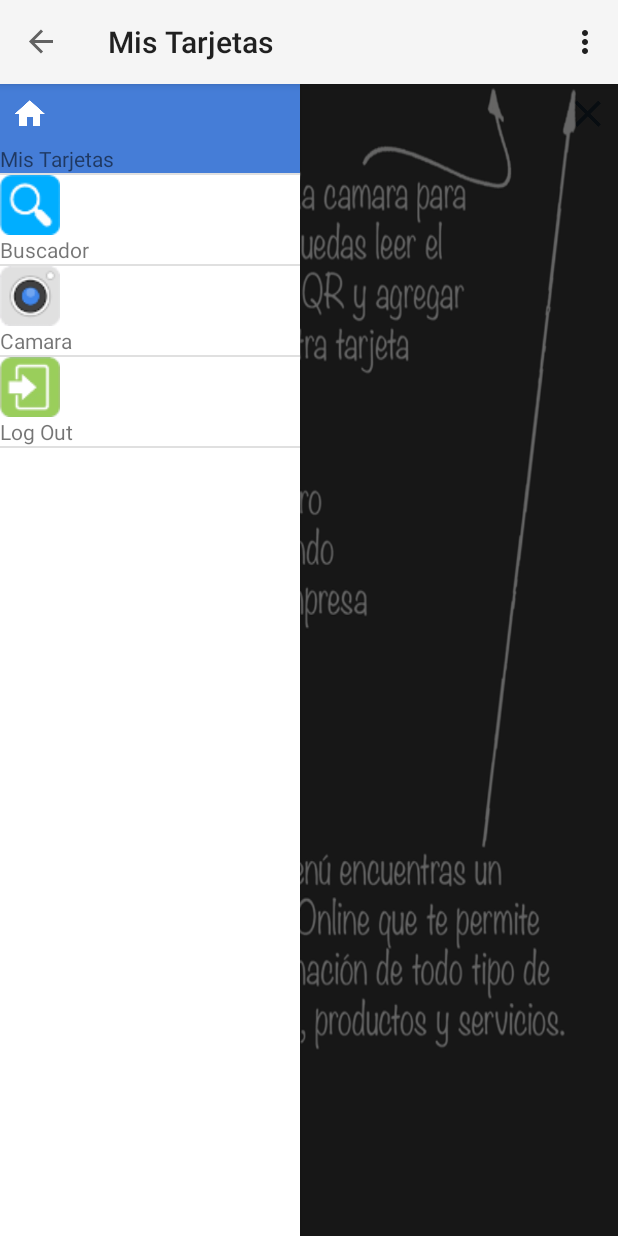
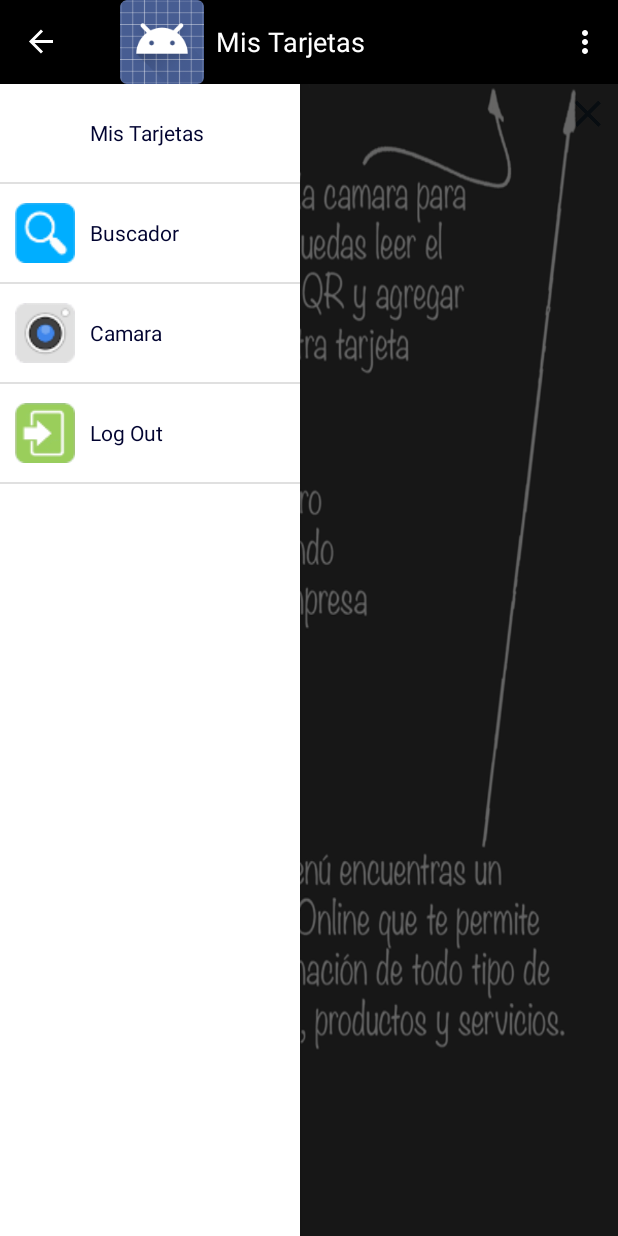
Before and after one commit to bascar2020/truelinc-android, an Android app: the HomeActivity screen opened directly, with no data from a screen before it, with the side drawer open, on a phone screen of 412 x 824 dp. Run offline under Robolectric (Android 15) with nearby library versions, the light colour scheme and no system bars; 2 statements that could not run were skipped.

Commit message:
icono mis tarjetas(ic_tarje) menu en blanco y barra en negro

```diff
--- a/app/src/main/AndroidManifest.xml
+++ b/app/src/main/AndroidManifest.xml
@@ -40,7 +40,8 @@
             android:name=".CardsActivity"
             android:windowSoftInputMode="stateHidden"
             android:theme="@style/ActionBAR"
-            android:screenOrientation="portrait">
+            android:screenOrientation="portrait"
+            >
         </fragment>
         <activity
             android:name=".TarjetaActivity"
--- a/app/src/main/res/drawable/list_item_selected.xml
+++ b/app/src/main/res/drawable/list_item_selected.xml
@@ -3,6 +3,6 @@
     android:orientation="vertical" android:layout_width="match_parent"
     android:layout_height="match_parent">
 
-    <solid android:color="#457dd7" />
+    <solid android:color="#1eacf2" />
 
 </shape>
--- a/app/src/main/res/layout/item_sliding_menu.xml
+++ b/app/src/main/res/layout/item_sliding_menu.xml
@@ -5,17 +5,33 @@
     android:layout_height="match_parent"
     android:background="@drawable/list_item_style">
 
-    <ImageView
-        android:layout_width="40dp"
-        android:layout_height="40dp"
-        android:id="@+id/item_img" />
+    <LinearLayout
+        android:orientation="vertical"
+        android:layout_width="match_parent"
+        android:layout_height="match_parent"
+        android:background="#fff">
 
-    <TextView
-        android:layout_width="wrap_content"
-        android:layout_height="wrap_content"
-        android:id="@+id/item_title"/>
+        <LinearLayout
+            android:orientation="horizontal"
+            android:layout_width="match_parent"
+            android:layout_height="65dp">
 
+            <ImageView
+                android:layout_width="40dp"
+                android:layout_height="40dp"
+                android:id="@+id/item_img"
+                android:layout_gravity="center_vertical"
+                android:layout_marginLeft="10dp"
+                android:layout_marginRight="10dp" />
 
+            <TextView
+                android:layout_width="wrap_content"
+                android:layout_height="wrap_content"
+                android:id="@+id/item_title"
+                android:layout_gravity="center_vertical"
+                android:textColor="#010330"/>
+        </LinearLayout>
+    </LinearLayout>
 
 
 </LinearLayout>
--- a/app/src/main/res/menu/menu_main.xml
+++ b/app/src/main/res/menu/menu_main.xml
@@ -1,7 +1,10 @@
 <menu xmlns:android="http://schemas.android.com/apk/res/android"
     xmlns:app="http://schemas.android.com/apk/res-auto"
     xmlns:tools="http://schemas.android.com/tools"
-    tools:context=".MainActivity">
+    tools:context=".MainActivity"
+    >
+
+
 
     <item android:id="@+id/action_settings"
         android:title="@string/action_settings"
--- a/app/src/main/res/values/colors.xml
+++ b/app/src/main/res/values/colors.xml
@@ -30,4 +30,8 @@
   <color name="viewfinder_laser">#ffcc0000</color> <!-- Android standard ICS color -->
   <color name="viewfinder_mask">#60000000</color>
     <color name="primary_text_default_material_light">#000000</color>
+    <color name="primary_text">#ffffff</color>
+    <color name="background_material_light_1">#000000</color>
+    <color name="background_material_light_2">#000000</color>
+    <color name="background_material_light_3">#000000</color>
 </resources>
--- a/app/src/main/res/values/styles.xml
+++ b/app/src/main/res/values/styles.xml
@@ -15,11 +15,15 @@
         <item name="android:windowActionBar">true</item>
         <item name="android:windowNoTitle">false</item>
         <item name="android:icon">@null</item>
+        <item name="android:actionBarStyle">@style/ActionBarLight</item>
+        <item name="android:textColorPrimary">@color/white</item>
+        <item name="colorControlNormal">@color/white</item>
         </style>
 
     <style name="ActionBAR" parent="Theme.AppCompat.Light">
         <item name="android:windowActionBar">true</item>
         <item name="android:windowNoTitle">false</item>
+        <item name="android:background">@color/negro</item>
         <item name="android:textColorPrimary">@color/white</item>
         <item name="android:itemBackground">#FF666666</item>
         <item name="android:actionBarStyle">@style/ActionBarLight</item>
@@ -51,6 +55,11 @@
     <!-- ListView related themes end here -->
 
 
+
+
+
+
+
     <!-- Customize zxing. -->
     <style name="ResultButton" parent="@android:style/Widget.Holo.Button.Borderless.Small">
         <item name="android:layout_width">0dip</item>
@@ -61,4 +70,8 @@
         <item name="android:layout_width">wrap_content</item>
         <item name="android:layout_height">wrap_content</item>
     </style>
+
+    <style name="v1.1" parent="Theme.AppCompat.Light.NoActionBar" >
+        <item name="android:colorBackground">@color/background_material_light_2</item>
+    </style>
 </resources>
```
Also changed, not shown: app/src/main/res/mipmap-hdpi/ic_launcher.png, app/src/main/res/mipmap-hdpi/ic_tarje.png (added), app/src/main/res/mipmap-mdpi/ic_launcher.png, app/src/main/res/mipmap-mdpi/ic_tarje.png (added), app/src/main/res/mipmap-xhdpi/ic_launcher.png, app/src/main/res/mipmap-xhdpi/ic_tarje.png (added), app/src/main/res/mipmap-xxhdpi/ic_launcher.png, app/src/main/res/mipmap-xxhdpi/ic_tarje.png (added), 28 other files.
